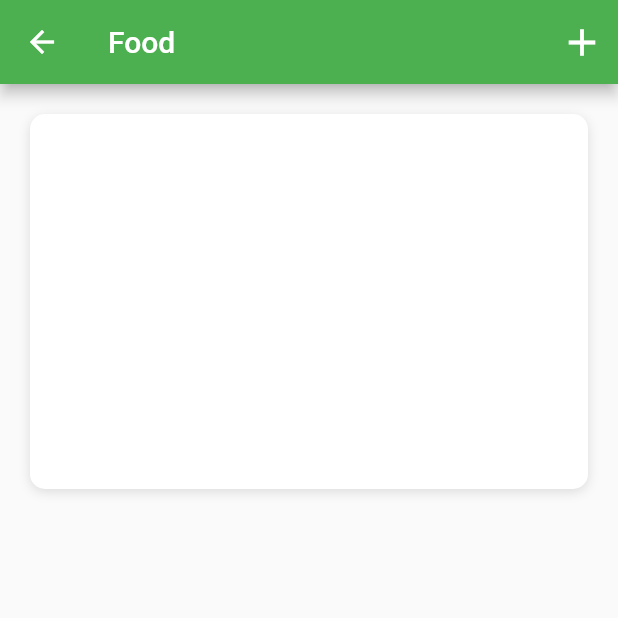
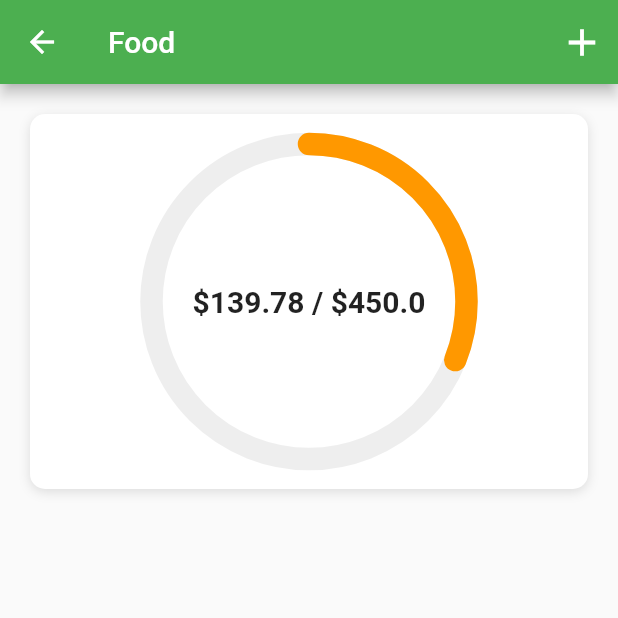
Before and after one commit to hardliver/flutter_budget_ui, a Flutter app: the screen it shows after launch, after a tap on "Food", on a phone screen of 412 x 824 dp, the top half of it. Run offline on Flutter 3.47's test engine with Material 2 defaults, Android fonts, the phone set to English and light mode, and no system bars.

Commit message:
21. Custom Painter - Radial Progress Bar

```diff
--- a/lib/screens/category_screen.dart
+++ b/lib/screens/category_screen.dart
@@ -1,4 +1,7 @@
 import 'package:flutter/material.dart';
+import 'package:flutter_budget_ui/helpers/color_helpers.dart';
+import 'package:flutter_budget_ui/models/expense_model.dart';
+import 'package:flutter_budget_ui/widgets/radial_painter.dart';
 
 import '../models/category_model.dart';
 
@@ -14,6 +17,13 @@ class CategoryScreen extends StatefulWidget {
 class _CategoryScreenState extends State<CategoryScreen> {
   @override
   Widget build(BuildContext context) {
+    double totalAmountSpent = 0;
+    widget.category.expenses.forEach((Expense expense) {
+      totalAmountSpent += expense.cost;
+    });
+    final double amountLeft = widget.category.maxAmount - totalAmountSpent;
+    final double percent = amountLeft / widget.category.maxAmount;
+
     return Scaffold(
       appBar: AppBar(
         title: Text(widget.category.name),
@@ -44,6 +54,23 @@ class _CategoryScreenState extends State<CategoryScreen> {
                   )
                 ],
               ),
+              child: CustomPaint(
+                foregroundPainter: RadialPainter(
+                  bgColor: Colors.grey[200],
+                  lineColor: getColor(context, percent),
+                  percent: percent,
+                  width: 15.0
+                ),
+                child: Center(
+                  child: Text(
+                    '\$${amountLeft.toStringAsFixed(2)} / \$${widget.category.maxAmount}',
+                    style: TextStyle(
+                      fontSize: 20.0,
+                      fontWeight: FontWeight.w600,
+                    ),
+                  ),
+                ),
+              ),
             )
           ],
         ),
--- /dev/null
+++ b/lib/widgets/radial_painter.dart
@@ -0,0 +1,48 @@
+import 'dart:math';
+
+import 'package:flutter/material.dart';
+
+class RadialPainter extends CustomPainter {
+  final Color bgColor;
+  final Color lineColor;
+  final double percent;
+  final double width;
+
+  RadialPainter({
+    this.bgColor,
+    this.lineColor,
+    this.percent,
+    this.width,
+  });
+
+  @override
+  void paint(Canvas canvas, Size size) {
+    Paint bgLine = Paint()
+      ..color = bgColor
+      ..strokeCap = StrokeCap.round
+      ..style = PaintingStyle.stroke
+      ..strokeWidth = width;
+    Paint completeLine = Paint()
+      ..color = lineColor
+      ..strokeCap = StrokeCap.round
+      ..style = PaintingStyle.stroke
+      ..strokeWidth = width;
+    Offset center = Offset(size.width / 2, size.height / 2);
+    double radius = min(size.width / 2, size.height / 2);
+    canvas.drawCircle(center, radius, bgLine);
+    double sweetAngle = 2*pi*percent;
+    canvas.drawArc(
+      Rect.fromCircle(center: center, radius: radius),
+      -pi / 2,
+      sweetAngle,
+      false,
+      completeLine,
+    );
+  }
+
+  @override
+  bool shouldRepaint(covariant CustomPainter oldDelegate) {
+    // TODO: implement shouldRepaint
+    throw UnimplementedError();
+  }
+}
```
